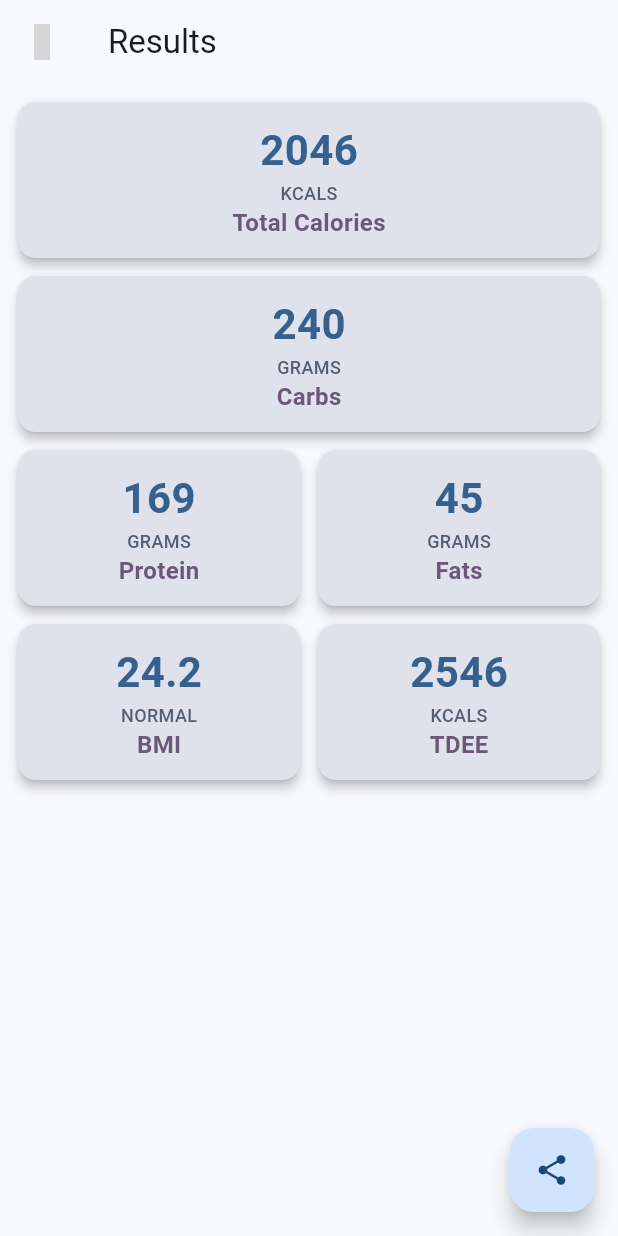
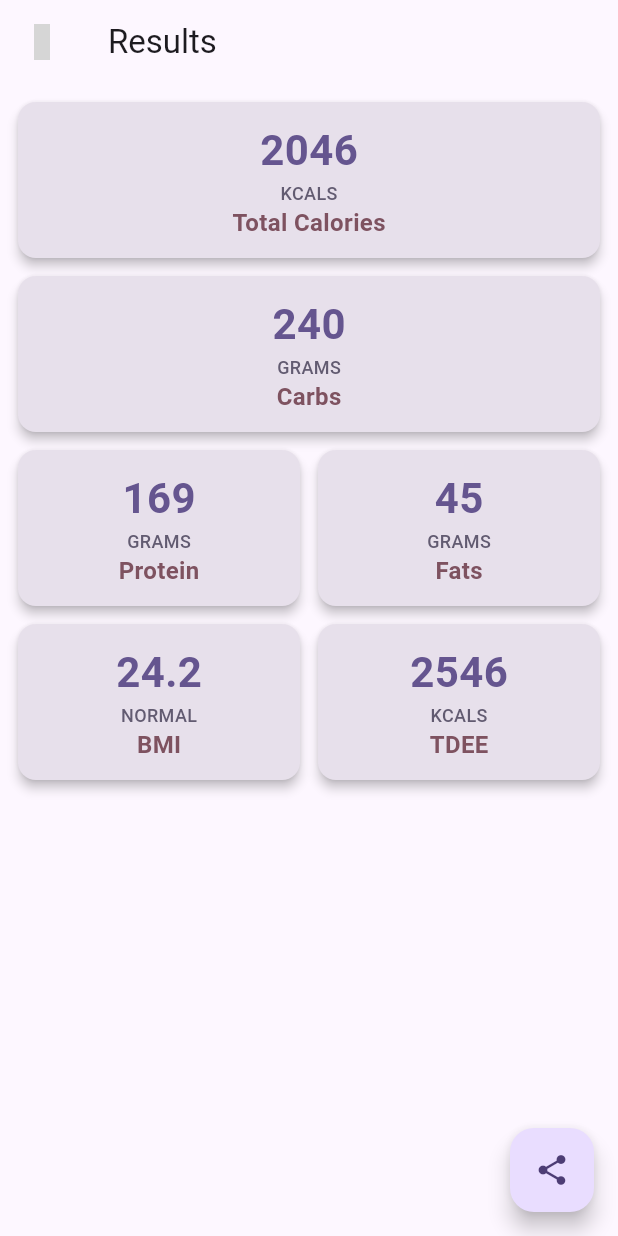
Before and after one commit to varadgauthankar/macro_calculator, a Flutter app: the screen it shows after launch, after a tap on "Calculate", on a phone screen of 412 x 824 dp. Run offline on Flutter 3.47's test engine with Material 2 defaults, Android fonts, the phone set to English and light mode, and no system bars; drawn by our look-alikes of screenshot; our stand-ins replace eva_icons_flutter, hive_flutter, numberpicker, share_plus; accounts and stored records are empty; grey boxes are pictures that could not be loaded.

Commit message:
updated color seed

```diff
--- a/lib/utils/color_schemes.dart
+++ b/lib/utils/color_schemes.dart
@@ -1,11 +1,11 @@
 import 'package:flutter/material.dart';
 
 final lightColorScheme = ColorScheme.fromSeed(
-  seedColor: Colors.blue,
+  seedColor: Color(0xff6750a4),
   brightness: Brightness.light,
 );
 
 final darkColorScheme = ColorScheme.fromSeed(
-  seedColor: Colors.blue,
+  seedColor: Color(0xff6750a4),
   brightness: Brightness.dark,
 );
```
